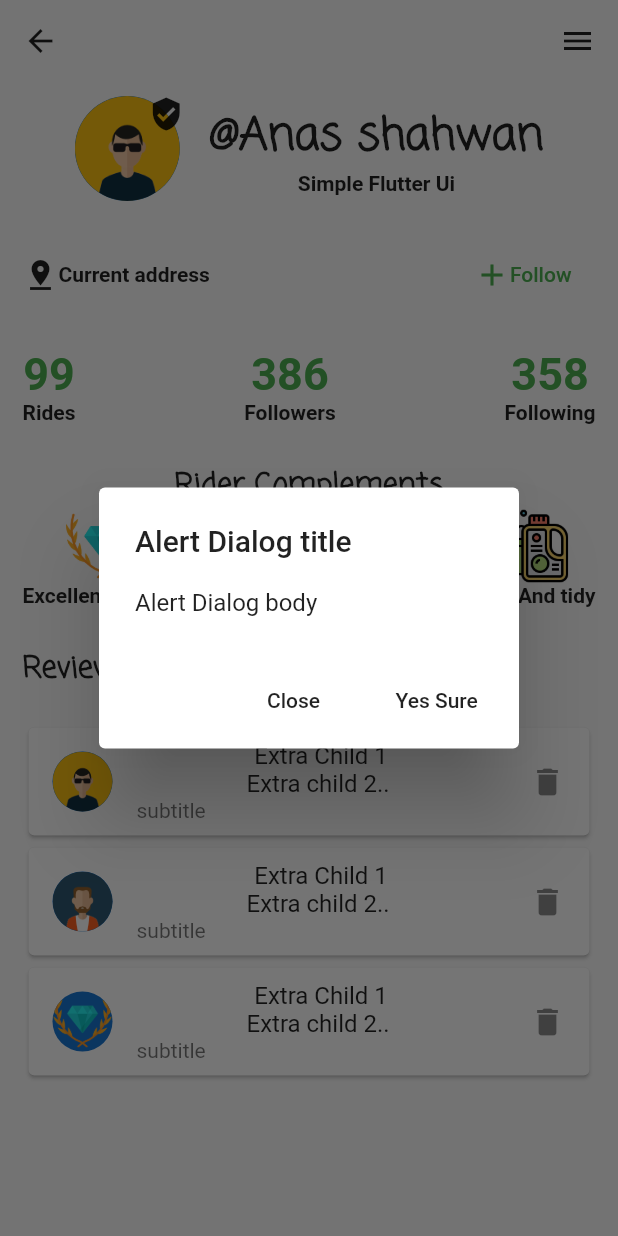
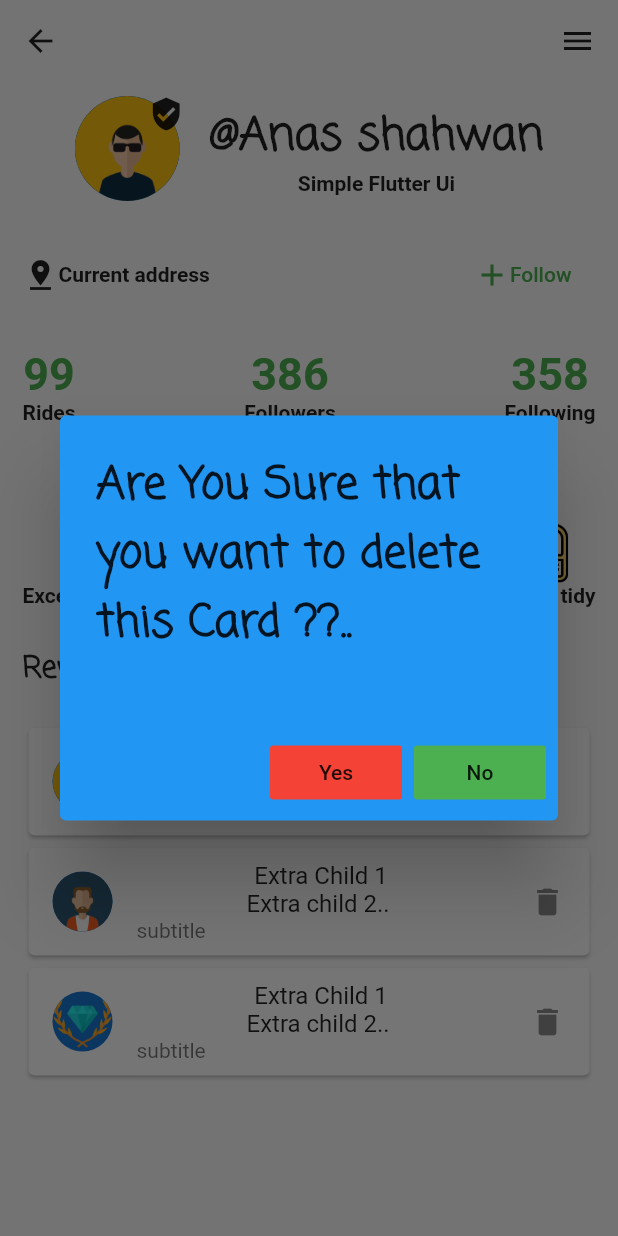
Before and after one commit to anasshahwan/Flutter_youtube_Course, a Flutter app: the screen it shows after launch, after a tap on "Follow", after a tap on the "delete" icon, on a phone screen of 412 x 824 dp. Run offline on Flutter 3.47's test engine with Material 2 defaults, Android fonts, the phone set to English and light mode, and no system bars.

Commit message:
add Alert Dialoig

```diff
--- a/flutter_youtube_course/lib/main.dart
+++ b/flutter_youtube_course/lib/main.dart
@@ -18,26 +18,41 @@ class _MyAppState extends State<MyApp> {
 
   ];
 
-  void _showDialog(comment) {
-    print(comment);
-    // flutter defined function
-    showDialog(
+  openMyDialog(comment)  {
+    return showDialog(
       context: context,
+      barrierDismissible: false, // user must tap button!
       builder: (BuildContext context) {
-        // return object of type Dialog
         return AlertDialog(
-          title: new Text("Alert Dialog title"),
-          content: new Text("Alert Dialog body"),
+          backgroundColor: Colors.blue,
+          title: Text('Are You Sure that you want to delete this Card ??..', style: TextStyle(
+              fontWeight: FontWeight.bold,
+              fontSize: 30,
+              fontFamily: 'ComingSoon'),),
+          content: SingleChildScrollView(
+            child: ListBody(
+              children: <Widget>[
+
+              ],
+            ),
+          ),
           actions: <Widget>[
-            // usually buttons at the bottom of the dialog
-            new FlatButton(
-              child: new Text("Close"),
+            FlatButton(
+              color: Colors.red,
+
+              child: Text('Yes'),
               onPressed: () {
+
+                        myComments.remove(comment);
+        setState(() {
+        });
                         Navigator.of(context).pop();
+
               },
             ),
-            new FlatButton(
-              child: new Text("Yes Sure "),
+            FlatButton(
+              color: Colors.green,
+              child: Text('No'),
               onPressed: () {
                 Navigator.of(context).pop();
               },
@@ -48,9 +63,11 @@ class _MyAppState extends State<MyApp> {
       },
     );
   }
+
    @override
   Widget build(BuildContext context) {
-    return Scaffold(
+    return MaterialApp(
+      home: Scaffold(
           body: SafeArea(
             child: Container(
               padding: EdgeInsets.all(15),
@@ -276,10 +293,13 @@ class _MyAppState extends State<MyApp> {
                   Column(children: myComments.map((comment){
                     return commentsCardWidget(comment:comment,onClick: (){
 
-                    _showDialog(comment);
+
+
+        openMyDialog(comment);
                      },child1: Text("Extra Child 1"),child2: Text('Extra child 2.. '),);
                   }).toList(),)
                 ],
+              ),
             ),
           ),
         ),
```
Also changed, not shown: flutter_youtube_course/images/11.jpg (added), flutter_youtube_course/images/22.jpg (added). Lines whose indentation alone changed are shown as unchanged.
